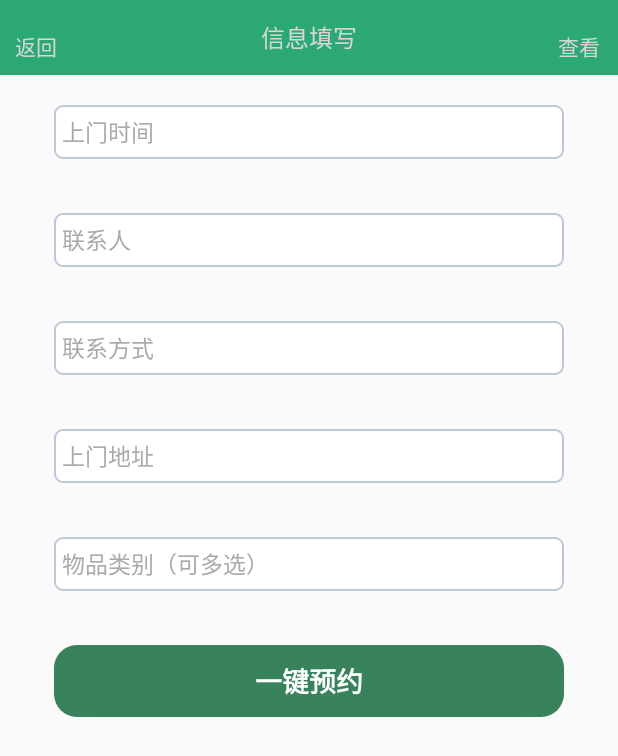
After one commit to GJF4156/demo, an Android app: the fragment RecoverInfoFragment placed in its activity, on a phone screen of 412 x 824 dp. The commit adds this screen. Shown: the top 756 px of the screen. Run offline under Robolectric (Android 15) with nearby library versions, the phone set to English and light mode, and no system bars; libraries missing offline, so code that uses them is left out: org.xutils, org.xutils.common.

Commit message:
2020-03-19 17:36更新 预约订单功能

```diff
--- /dev/null
+++ b/app/src/main/java/com/example/demo/Fragment/RecoverInfoFragment.java
@@ -0,0 +1,121 @@
+package com.example.demo.Fragment;
+
+
+import android.os.Bundle;
+
+import androidx.fragment.app.Fragment;
+
+import android.util.Log;
+import android.view.LayoutInflater;
+import android.view.View;
+import android.view.ViewGroup;
+import android.widget.Button;
+import android.widget.EditText;
+import android.widget.TextView;
+import android.widget.Toast;
+
+import com.example.demo.R;
+import com.example.demo.Utils.SPUtil;
+import com.example.demo.Utils.XutilsHttp;
+import com.example.demo.beans.JsonBean;
+import com.example.demo.beans.Reservation;
+import com.google.gson.Gson;
+
+import org.xutils.common.Callback;
+
+import java.util.HashMap;
+import java.util.Map;
+
+/**
+ * A simple {@link Fragment} subclass.
+ */
+public class RecoverInfoFragment extends Fragment {
+    private TextView tv_title;
+    private EditText time,person,phone,address,sort;
+    private Button submit;
+
+    @Override
+    public View onCreateView(LayoutInflater inflater, ViewGroup container,
+                             Bundle savedInstanceState) {
+        View view = inflater.inflate(R.layout.fragment_recover_info, container, false);
+        initView(view);
+        initData();
+        return view;
+    }
+
+    private void initData() {
+        tv_title.setText("信息填写");
+        getViewData();
+    }
+
+    private Reservation getViewData() {
+        String time = this.time.getText().toString();
+        String person = this.person.getText().toString();
+        String phoone = this.phone.getText().toString();
+        String address = this.address.getText().toString();
+        String sort = this.sort.getText().toString();
+        Reservation reservation=new Reservation();
+        reservation.setGotime(time);
+        reservation.setPerson(person);
+        reservation.setTelephone(phoone);
+        reservation.setAddress(address);
+        reservation.setSort(sort);
+        return reservation;
+    }
+
+    private void initView(View view) {
+        tv_title=getActivity().findViewById(R.id.tv_title);
+        time=view.findViewById(R.id.time);
+        person=view.findViewById(R.id.person);
+        phone=view.findViewById(R.id.phone);
+        address=view.findViewById(R.id.address);
+        sort=view.findViewById(R.id.sort);
+        submit=view.findViewById(R.id.submit);
+
+        submit.setOnClickListener(new View.OnClickListener() {
+            @Override
+            public void onClick(View v) {
+                Reservation data = getViewData();
+                String json = new Gson().toJson(data);
+                String url="http://192.168.0.103:8080/reservation/insert";
+                Map<String,Object> map=new HashMap<>();
+                map.put("token", "db398164542840c493fabc916ff18081");
+                map.put("reservation",json);
+                XutilsHttp.getInstance().post(url, map, new XutilsHttp.XCallBack() {
+                    @Override
+                    public void onResponse(String result) {
+                        JsonBean jsonBean=new Gson().fromJson(result,JsonBean.class);
+                        int code = jsonBean.getCode();
+                        String msg = jsonBean.getMsg();
+                        if (code==100){
+                            Map<String, Object> info = jsonBean.getInfo();
+                            Object success = info.get("success");
+                            String s = new Gson().toJson(success);
+                            String s1 = new Gson().fromJson(s, String.class);
+                            Toast.makeText(getActivity(),s1,Toast.LENGTH_SHORT).show();
+                            getActivity().getSupportFragmentManager()
+                                    .beginTransaction()
+                                    .replace(R.id.web_content_frameLayout,new RecoveryFragment())
+                                    .commitAllowingStateLoss();
+                        }else {
+                            Toast.makeText(getActivity(),msg,Toast.LENGTH_SHORT).show();
+                            Log.d("EDemo",msg);
+                        }
+                    }
+
+                    @Override
+                    public void onFail(String result) {
+                        Log.d("EDemo","Fail");
+                    }
+
+                    @Override
+                    public void onCancel(Callback.CancelledException cex) {
+                        Log.d("EDemo","Cancel");
+                    }
+                });
+
+            }
+        });
+    }
+
+}
--- /dev/null
+++ b/app/src/main/java/com/example/demo/beans/Reservation.java
@@ -0,0 +1,116 @@
+package com.example.demo.beans;
+
+public class Reservation {
+    private String id;
+    private String gotime;
+    private String person;
+    private String telephone;
+    private String address;
+    private String sort;
+    private String uid;
+    private String status;
+    private String ordertime;
+
+    public Reservation() {
+    }
+
+    public Reservation(String id, String gotime, String person, String telephone, String address, String sort, String uid, String status, String ordertime) {
+        this.id = id;
+        this.gotime = gotime;
+        this.person = person;
+        this.telephone = telephone;
+        this.address = address;
+        this.sort = sort;
+        this.uid = uid;
+        this.status = status;
+        this.ordertime = ordertime;
+    }
+
+    public String getId() {
+        return id;
+    }
+
+    public void setId(String id) {
+        this.id = id;
+    }
+
+    public String getGotime() {
+        return gotime;
+    }
+
+    public void setGotime(String gotime) {
+        this.gotime = gotime;
+    }
+
+    public String getPerson() {
+        return person;
+    }
+
+    public void setPerson(String person) {
+        this.person = person;
+    }
+
+    public String getTelephone() {
+        return telephone;
+    }
+
+    public void setTelephone(String telephone) {
+        this.telephone = telephone;
+    }
+
+    public String getAddress() {
+        return address;
+    }
+
+    public void setAddress(String address) {
+        this.address = address;
+    }
+
+    public String getSort() {
+        return sort;
+    }
+
+    public void setSort(String sort) {
+        this.sort = sort;
+    }
+
+    public String getUid() {
+        return uid;
+    }
+
+    public void setUid(String uid) {
+        this.uid = uid;
+    }
+
+    public String getStatus() {
+        return status;
+    }
+
+    public void setStatus(String status) {
+        this.status = status;
+    }
+
+    public String getOrdertime() {
+        return ordertime;
+    }
+
+    public void setOrdertime(String ordertime) {
+        this.ordertime = ordertime;
+    }
+
+
+    @Override
+    public String toString() {
+        return "Reservation{" +
+                "id='" + id + '\'' +
+                ", gotime='" + gotime + '\'' +
+                ", person='" + person + '\'' +
+                ", telephone='" + telephone + '\'' +
+                ", address='" + address + '\'' +
+                ", sort='" + sort + '\'' +
+                ", uid='" + uid + '\'' +
+                ", status='" + status + '\'' +
+                ", ordertime='" + ordertime + '\'' +
+                '}';
+    }
+}
--- /dev/null
+++ b/app/src/main/res/drawable/bg_edittext_selector.xml
@@ -0,0 +1,7 @@
+<?xml version="1.0" encoding="UTF-8"?>
+<selector xmlns:android="http://schemas.android.com/apk/res/android">
+
+    <item android:drawable="@drawable/edittext_normal" android:state_window_focused="false"/>
+    <item android:drawable="@drawable/edittext_focused" android:state_focused="true"/>
+
+</selector>
--- /dev/null
+++ b/app/src/main/res/drawable/edittext_focused.xml
@@ -0,0 +1,10 @@
+<?xml version="1.0" encoding="UTF-8"?>
+<shape xmlns:android="http://schemas.android.com/apk/res/android">
+    <solid android:color="#FFFFFF" />
+
+    <corners android:radius="5dip"/>
+
+    <stroke
+        android:width="1dip"
+        android:color="#728ea3" />
+</shape>
--- /dev/null
+++ b/app/src/main/res/drawable/edittext_normal.xml
@@ -0,0 +1,8 @@
+<?xml version="1.0" encoding="UTF-8"?>
+<shape xmlns:android="http://schemas.android.com/apk/res/android">
+    <solid android:color="#FFFFFF" />
+    <corners android:radius="5dip"/>
+    <stroke
+        android:width="1dip"
+        android:color="#BDC7D8" />
+</shape>
--- /dev/null
+++ b/app/src/main/res/layout/fragment_recover_info.xml
@@ -0,0 +1,101 @@
+<?xml version="1.0" encoding="utf-8"?>
+<LinearLayout xmlns:android="http://schemas.android.com/apk/res/android"
+    android:layout_width="match_parent"
+    android:layout_height="match_parent"
+    android:orientation="vertical">
+
+    <EditText
+        android:id="@+id/time"
+        android:layout_width="match_parent"
+        android:layout_height="36dip"
+        android:layout_marginStart="36dip"
+        android:layout_marginEnd="36dip"
+        android:layout_marginTop="18dip"
+        android:layout_marginBottom="18dip"
+        android:layout_gravity="center"
+        android:background="@drawable/bg_edittext_selector"
+        android:hint="上门时间"
+        android:padding="5dip"
+        android:singleLine="true"
+        android:textColorHint="#AAAAAA"
+        android:textSize="15dip" />
+
+    <EditText
+        android:id="@+id/person"
+        android:layout_width="match_parent"
+        android:layout_height="36dip"
+        android:layout_marginStart="36dip"
+        android:layout_marginEnd="36dip"
+        android:layout_marginTop="18dip"
+        android:layout_gravity="center"
+        android:layout_marginBottom="18dip"
+        android:background="@drawable/bg_edittext_selector"
+        android:hint="联系人"
+        android:padding="5dip"
+        android:singleLine="true"
+        android:textColorHint="#AAAAAA"
+        android:textSize="15dip" />
+
+    <EditText
+        android:id="@+id/phone"
+        android:layout_width="match_parent"
+        android:layout_height="36dip"
+        android:layout_marginStart="36dip"
+        android:layout_marginEnd="36dip"
+        android:layout_marginTop="18dip"
+        android:layout_marginBottom="18dip"
+        android:layout_gravity="center"
+        android:background="@drawable/bg_edittext_selector"
+        android:hint="联系方式"
+        android:padding="5dip"
+        android:singleLine="true"
+        android:textColorHint="#AAAAAA"
+        android:textSize="15dip" />
+    <EditText
+        android:id="@+id/address"
+        android:layout_width="match_parent"
+        android:layout_height="36dip"
+        android:layout_marginStart="36dip"
+        android:layout_marginEnd="36dip"
+        android:layout_marginTop="18dip"
+        android:layout_marginBottom="18dip"
+        android:layout_gravity="center"
+        android:background="@drawable/bg_edittext_selector"
+        android:hint="上门地址"
+        android:padding="5dip"
+        android:singleLine="true"
+        android:textColorHint="#AAAAAA"
+        android:textSize="15dip" />
+    <EditText
+        android:id="@+id/sort"
+        android:layout_width="match_parent"
+        android:layout_height="36dip"
+        android:layout_marginStart="36dip"
+        android:layout_marginEnd="36dip"
+        android:layout_marginTop="18dip"
+        android:layout_marginBottom="18dip"
+        android:layout_gravity="center"
+        android:background="@drawable/bg_edittext_selector"
+        android:hint="物品类别（可多选）"
+        android:padding="5dip"
+        android:singleLine="true"
+        android:textColorHint="#AAAAAA"
+        android:textSize="15dip" />
+
+
+    <Button
+        android:id="@+id/submit"
+        android:layout_width="match_parent"
+        android:layout_height="wrap_content"
+        android:layout_marginStart="36dip"
+        android:layout_marginEnd="36dip"
+        android:layout_marginTop="18dip"
+        android:layout_marginBottom="18dip"
+        android:layout_gravity="center"
+        android:background="@drawable/btn_radious"
+        android:text="一键预约"
+        android:textStyle="bold"
+        android:textColor="@color/text_color"
+        android:textSize="18sp"
+        />
+</LinearLayout>
```
Also changed, not shown: app/src/main/java/com/example/demo/Fragment/RecoveryFragment.java (+13 -7 lines), app/src/main/res/layout/fragment_recovery.xml (+3 -9 lines), app/src/main/res/mipmap-xxhdpi/huishou.png (added).
